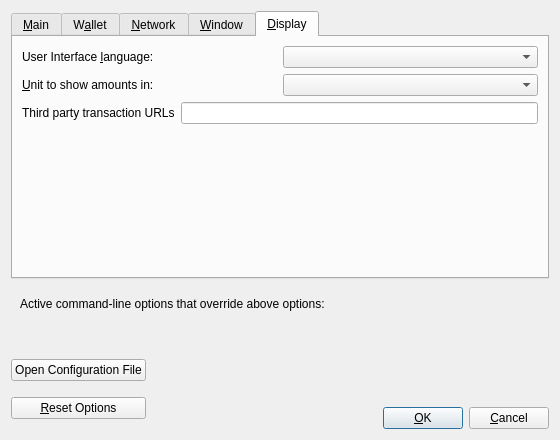
Old version of the form src/qt/forms/optionsdialog.ui in the repository SidGrip/Electron-ELT.
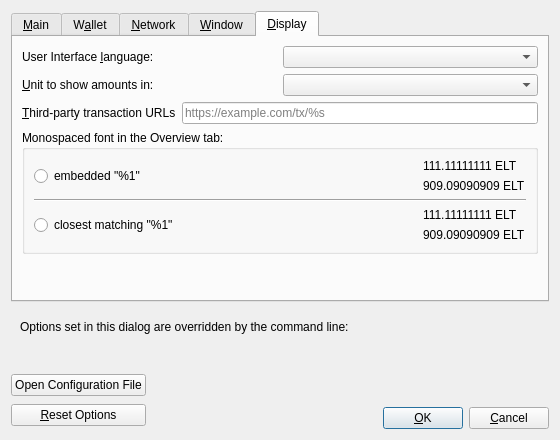
New version of the form. The open tabs and pages were chosen to show the change. Custom widgets are drawn as their Qt base class.

The edit to the form file:
```diff
--- a/src/qt/forms/optionsdialog.ui
+++ b/src/qt/forms/optionsdialog.ui
@@ -610,7 +610,7 @@
             <string>Third party URLs (e.g. a block explorer) that appear in the transactions tab as context menu items. %s in the URL is replaced by transaction hash. Multiple URLs are separated by vertical bar |.</string>
            </property>
            <property name="text">
-            <string>Third party transaction URLs</string>
+            <string>&amp;Third-party transaction URLs</string>
            </property>
            <property name="buddy">
             <cstring>thirdPartyTxUrls</cstring>
@@ -620,12 +620,115 @@
          <item>
           <widget class="QLineEdit" name="thirdPartyTxUrls">
            <property name="toolTip">
-            <string>Third party URLs (e.g. a block explorer) that appear in the transactions tab as context menu items. %s in the URL is replaced by transaction hash. Multiple URLs are separated by vertical bar |.</string>
+            <string>Third-party URLs (e.g. a block explorer) that appear in the transactions tab as context menu items. %s in the URL is replaced by transaction hash. Multiple URLs are separated by vertical bar |.</string>
+           </property>
+           <property name="placeholderText">
+            <string notr="true">https://example.com/tx/%s</string>
            </property>
           </widget>
          </item>
         </layout>
        </item>
+       <item>
+        <widget class="QGroupBox" name="font_groupBox">
+         <property name="title">
+          <string>Monospaced font in the Overview tab:</string>
+         </property>
+         <layout class="QVBoxLayout" name="font_verticalLayout">
+          <item>
+           <layout class="QHBoxLayout" name="embeddedFont_horizontalLayout">
+            <item>
+             <widget class="QRadioButton" name="embeddedFont_radioButton">
+              <property name="text">
+               <string>embedded &quot;%1&quot;</string>
+              </property>
+             </widget>
+            </item>
+            <item>
+             <spacer name="embeddedFont_horizontalSpacer">
+              <property name="orientation">
+               <enum>Qt::Horizontal</enum>
+              </property>
+              <property name="sizeHint" stdset="0">
+               <size>
+                <width>40</width>
+                <height>20</height>
+               </size>
+              </property>
+             </spacer>
+            </item>
+            <item>
+             <layout class="QVBoxLayout" name="embeddedFont_verticalLayout">
+              <item>
+               <widget class="QLabel" name="embeddedFont_label_1">
+                <property name="text">
+                 <string notr="true">111.11111111 ELT</string>
+                </property>
+               </widget>
+              </item>
+              <item>
+               <widget class="QLabel" name="embeddedFont_label_9">
+                <property name="text">
+                 <string notr="true">909.09090909 ELT</string>
+                </property>
+               </widget>
+              </item>
+             </layout>
+            </item>
+           </layout>
+          </item>
+          <item>
+           <widget class="Line" name="font_line">
+            <property name="orientation">
+             <enum>Qt::Horizontal</enum>
+            </property>
+           </widget>
+          </item>
+          <item>
+           <layout class="QHBoxLayout" name="systemFont_horizontalLayout">
+            <item>
+             <widget class="QRadioButton" name="systemFont_radioButton">
+              <property name="text">
+               <string>closest matching &quot;%1&quot;</string>
+              </property>
+             </widget>
+            </item>
+            <item>
+             <spacer name="systemFont_horizontalSpacer">
+              <property name="orientation">
+               <enum>Qt::Horizontal</enum>
+              </property>
+              <property name="sizeHint" stdset="0">
+               <size>
+                <width>40</width>
+                <height>20</height>
+               </size>
+              </property>
+             </spacer>
+            </item>
+            <item>
+             <layout class="QVBoxLayout" name="systemFont_verticalLayout">
+              <item>
+               <widget class="QLabel" name="systemFont_label_1">
+                <property name="text">
+                 <string notr="true">111.11111111 ELT</string>
+                </property>
+               </widget>
+              </item>
+              <item>
+               <widget class="QLabel" name="systemFont_label_9">
+                <property name="text">
+                 <string notr="true">909.09090909 ELT</string>
+                </property>
+               </widget>
+              </item>
+             </layout>
+            </item>
+           </layout>
+          </item>
+         </layout>
+        </widget>
+       </item>
        <item>
         <spacer name="verticalSpacer_Display">
          <property name="orientation">
@@ -651,7 +754,7 @@
         <item>
          <widget class="QLabel" name="overriddenByCommandLineInfoLabel">
           <property name="text">
-           <string>Active command-line options that override above options:</string>
+           <string>Options set in this dialog are overridden by the command line:</string>
           </property>
           <property name="textFormat">
            <enum>Qt::PlainText</enum>
```
Left out of the diff: 174 changed lines with no effect on the pictures.
